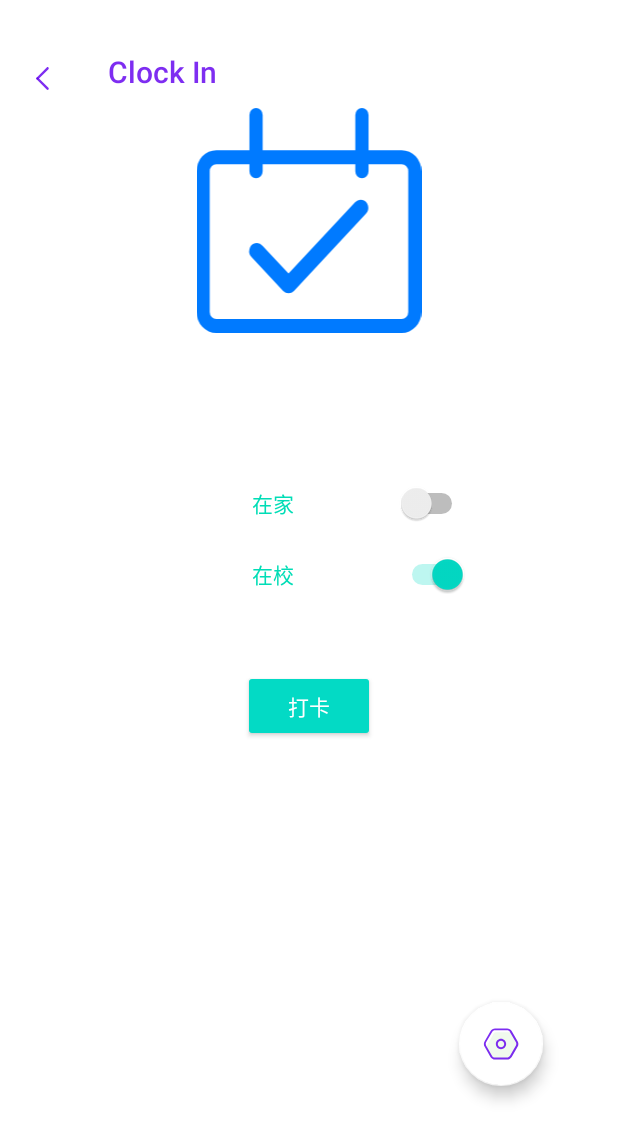
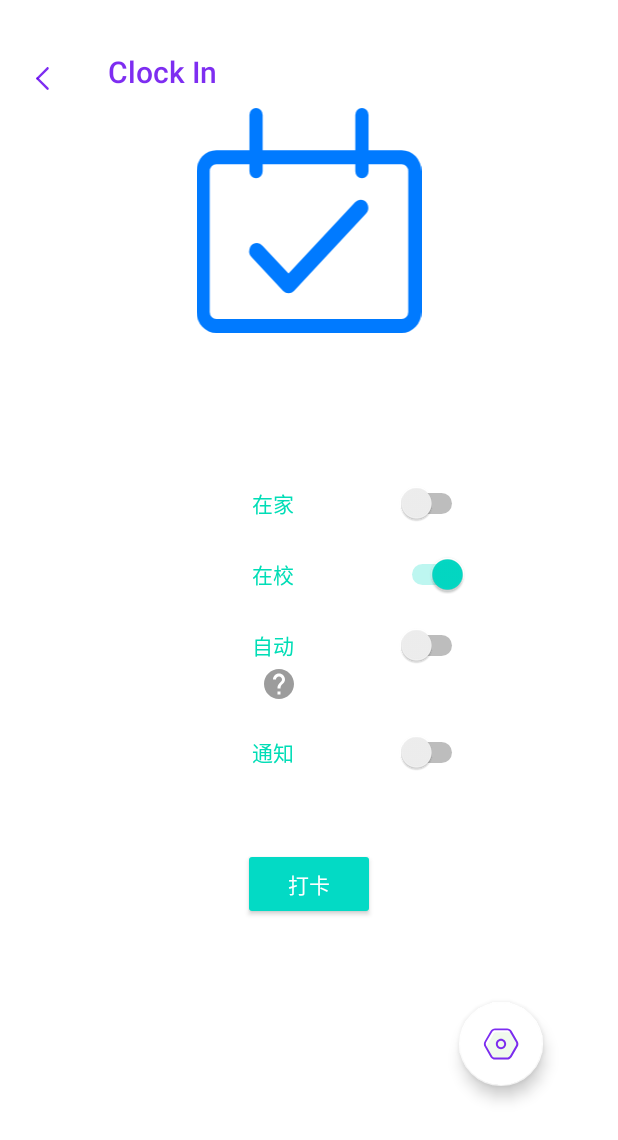
Before and after one commit to SukiEva/Myhhu, an Android app: the ClockInActivity screen opened directly, with no data from a screen before it, on a phone screen of 412 x 824 dp. Shown: the top 1140 px of the screen. Run offline under Robolectric (Android 15) with nearby library versions, the phone set to English and light mode, and no system bars.

Commit message:
Add auto-ClockIn Function

```diff
--- a/app/build.gradle
+++ b/app/build.gradle
@@ -11,8 +11,8 @@ android {
         applicationId "top.sukiu.myhhu"
         minSdkVersion 24
         targetSdkVersion 30
-        versionCode 20210418
-        versionName "2.4"
+        versionCode 20210419
+        versionName "2.5"
 
         testInstrumentationRunner "androidx.test.runner.AndroidJUnitRunner"
     }
@@ -34,6 +34,7 @@ dependencies {
     implementation 'androidx.cardview:cardview:1.0.0'
     implementation 'com.google.android.material:material:1.3.0'
 
+    //implementation "androidx.work:work-runtime:$work_version"
     implementation "androidx.lifecycle:lifecycle-runtime-ktx:$lifecycle_version"
     implementation "androidx.datastore:datastore-preferences:1.0.0-alpha08"
 
@@ -41,5 +42,6 @@ dependencies {
     implementation "com.squareup.okhttp3:okhttp:4.9.0"
     implementation 'org.jsoup:jsoup:1.13.1'
     implementation 'com.github.CymChad:BaseRecyclerViewAdapterHelper:3.0.4'
+    implementation "org.jetbrains.kotlin:kotlin-stdlib:$kotlin_version"
 
 }
--- a/app/src/main/AndroidManifest.xml
+++ b/app/src/main/AndroidManifest.xml
@@ -12,6 +12,10 @@
         android:supportsRtl="true"
         android:theme="@style/AppTheme"
         android:usesCleartextTraffic="true">
+        <service
+            android:name=".service.ClockService"
+            android:enabled="true"
+            android:exported="true"></service>
 
         <activity
             android:name=".activity.CatchInfoActivity"
--- a/app/src/main/java/top/sukiu/myhhu/activity/HomeActivity.kt
+++ b/app/src/main/java/top/sukiu/myhhu/activity/HomeActivity.kt
@@ -74,7 +74,7 @@ class HomeActivity : AppCompatActivity(), OnItemClickListener {
             }
             url?.let {
                 LogUtil.i("HomeActivity -> ", url)
-                start(ServiceActivity::class.java, dataString = mapOf("weburl" to url))
+                start(ServiceActivity::class.java, mapOf("weburl" to url))
                 return
             }
             startActivity(Intent(this@HomeActivity, item.activity))
--- a/app/src/main/java/top/sukiu/myhhu/activity/LoginActivity.kt
+++ b/app/src/main/java/top/sukiu/myhhu/activity/LoginActivity.kt
@@ -88,7 +88,7 @@ class LoginActivity : AppCompatActivity() {
                 val grades = Grades(courses)
                 start(
                     ShowResultsActivity::class.java,
-                    dataSerializable = mapOf("grades" to grades, "rank" to rank)
+                    mapOf("grades" to grades, "rank" to rank)
                 )
                 finish()
                 return
--- a/app/src/main/java/top/sukiu/myhhu/activity/ShowResultsActivity.kt
+++ b/app/src/main/java/top/sukiu/myhhu/activity/ShowResultsActivity.kt
@@ -42,7 +42,7 @@ class ShowResultsActivity : AppCompatActivity() {
         to_rank.setOnClickListener {
             start(
                 ShowRankActivity::class.java,
-                dataSerializable = mapOf("rank" to info)
+                mapOf("rank" to info)
             )
         }
     }
--- a/app/src/main/java/top/sukiu/myhhu/util/UserData.kt
+++ b/app/src/main/java/top/sukiu/myhhu/util/UserData.kt
@@ -22,6 +22,10 @@ object UserData {
     var Address: String = ""    //住址
     var Where: String = ""  //在哪
 
+    var auto: String = ""  //自动
+    var hour: Int = 12  //自动
+    var minute: Int = 10  //自动
+
     private var cookie: String? = null
     private val client = OkHttpClient().newBuilder()
         .connectTimeout(10, TimeUnit.SECONDS)
@@ -42,6 +46,11 @@ object UserData {
 
 
     suspend fun setData() {
+        auto = readData("auto")
+        val mh = readData("hour")
+        val mm = readData("minute")
+        if (mh != "") hour = mh.toInt()
+        if (mm != "") minute = mm.toInt()
         account = readData("account")
         wid = readData("wid")
         Name = readData("Name")
@@ -66,9 +75,11 @@ object UserData {
                     meg.what = 100
                     handler.sendMessage(meg)
                     postData(handler)
+                    LogUtil.i("ClockIn", "Success")
                 }
             } catch (e: Exception) {
                 e.printStackTrace()
+                LogUtil.i("ClockIn", "Failed")
                 handler?.let {
                     val meg = Message.obtain()
                     meg.what = 300
--- /dev/null
+++ b/app/src/main/res/drawable/clockin_help.xml
@@ -0,0 +1,11 @@
+<vector xmlns:android="http://schemas.android.com/apk/res/android"
+    android:width="24dp"
+    android:height="24dp"
+    android:alpha="0.65"
+    android:tint="?attr/colorControlNormal"
+    android:viewportWidth="24"
+    android:viewportHeight="24">
+    <path
+        android:fillColor="@android:color/white"
+        android:pathData="M12,2C6.48,2 2,6.48 2,12s4.48,10 10,10 10,-4.48 10,-10S17.52,2 12,2zM13,19h-2v-2h2v2zM15.07,11.25l-0.9,0.92C13.45,12.9 13,13.5 13,15h-2v-0.5c0,-1.1 0.45,-2.1 1.17,-2.83l1.24,-1.26c0.37,-0.36 0.59,-0.86 0.59,-1.41 0,-1.1 -0.9,-2 -2,-2s-2,0.9 -2,2L8,9c0,-2.21 1.79,-4 4,-4s4,1.79 4,4c0,0.88 -0.36,1.68 -0.93,2.25z" />
+</vector>
--- a/app/src/main/res/layout/activity_clock_in.xml
+++ b/app/src/main/res/layout/activity_clock_in.xml
@@ -73,7 +73,26 @@
                     android:gravity="center"
                     android:text="@string/auto"
                     android:textColor="@color/color_light_blue"
-                    android:visibility="gone" />
+                    android:visibility="visible" />
+
+                <ImageButton
+                    android:id="@+id/helpB"
+                    style="@android:style/Widget.Material.ImageButton"
+                    android:layout_width="wrap_content"
+                    android:layout_height="wrap_content"
+                    android:layout_marginEnd="20dp"
+                    android:background="#FFFFFF"
+                    app:srcCompat="@drawable/clockin_help" />
+
+                <Switch
+                    android:id="@+id/notify"
+                    android:layout_width="match_parent"
+                    android:layout_height="wrap_content"
+                    android:layout_marginTop="20dp"
+                    android:gravity="center"
+                    android:text="@string/notify"
+                    android:textColor="@color/color_light_blue"
+                    android:visibility="visible" />
 
                 <Button
                     android:id="@+id/dakaButton"
--- a/app/src/main/res/values/strings.xml
+++ b/app/src/main/res/values/strings.xml
@@ -19,6 +19,7 @@
     <string name="about">Developed by SukiEva</string>
     <string name="oneyan">蓦然回首，那人却在，灯火阑珊处</string>
     <string name="daka">打卡</string>
+    <string name="notify">通知</string>
     <string name="auto">自动</string>
     <string name="setinfo">设置</string>
     <string name="account">学号</string>
--- a/app/src/main/res/values/styles.xml
+++ b/app/src/main/res/values/styles.xml
@@ -13,4 +13,5 @@
         <item name="android:textColor">@color/color_light_blue</item><!--子标题字体颜色-->
     </style>
 
+
 </resources>
```
Also changed, not shown: app/src/main/java/top/sukiu/myhhu/activity/ClockInActivity.kt (+79 -45 lines), app/src/main/java/top/sukiu/myhhu/service/ClockService.kt (added, +48 -0 lines), app/src/main/java/top/sukiu/myhhu/util/AlarmManagerUtils.java (added, +78 -0 lines), app/src/main/java/top/sukiu/myhhu/util/NotificationHelper.java (+4 -3 lines), app/src/main/java/top/sukiu/myhhu/util/SystemUi.kt (+25 -10 lines), 1 other file.
